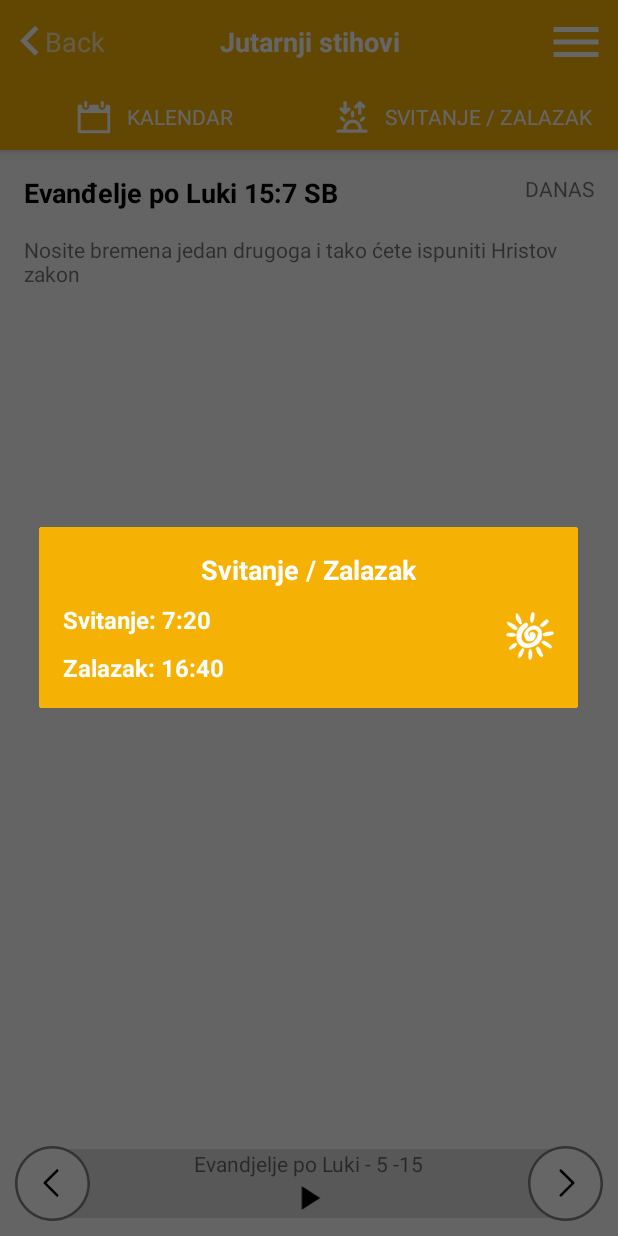
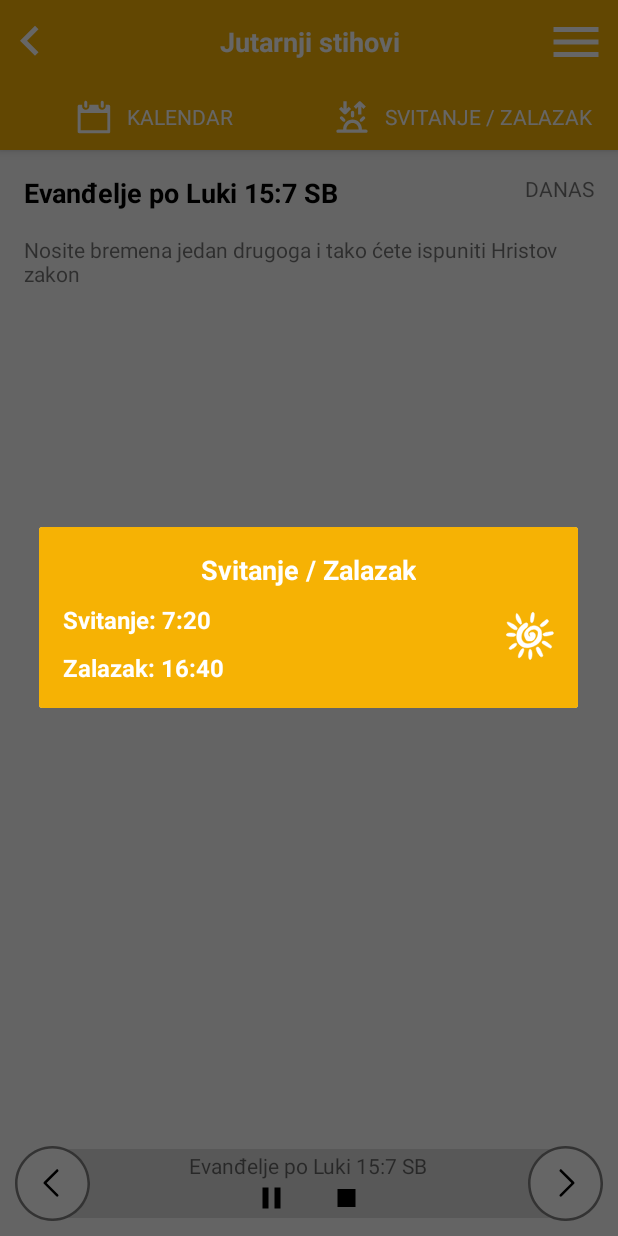
Before and after one commit to Pavle37/Pastir, an Android app: the fragment MorningVerseOverviewFragment placed in its activity, after a tap on "SVITANJE / ZALAZAK", on a phone screen of 412 x 824 dp. Run offline under Robolectric (Android 15) with nearby library versions, the phone set to English and light mode, and no system bars; our stand-ins replace Firebase (no records; nobody signed in at launch, a user with empty details on screens opened directly), data binding; libraries missing offline, so code that uses them is left out: com.wdullaer.materialdatetimepicker; 5 statements that could not run were skipped.

Commit message:
Morning verses audio track added

```diff
--- a/app/src/main/java/com/pastir/fragment/EventOverviewFragment.java
+++ b/app/src/main/java/com/pastir/fragment/EventOverviewFragment.java
@@ -65,7 +65,6 @@ public class EventOverviewFragment extends BaseFragment {
         ab.setTitle(mEvent.getTitle());
         ab.setLeftImage(0);
         ab.setBackButton(true);
-        ab.setBackButtonText(getString(R.string.events));
         return ab;
     }
 
--- a/app/src/main/java/com/pastir/fragment/HomeFragment.java
+++ b/app/src/main/java/com/pastir/fragment/HomeFragment.java
@@ -76,7 +76,7 @@ public class HomeFragment extends BaseFragment {
         return view;
     }
     /*////////////////////////////////////
-     * Playing radio
+     * Player radio
      *////////////////////////////////////
     private void initializeMediaPlayer() {
         mPlayer = new MediaPlayer();
--- a/app/src/main/java/com/pastir/fragment/HomeListItemFragment.java
+++ b/app/src/main/java/com/pastir/fragment/HomeListItemFragment.java
@@ -78,7 +78,6 @@ public class HomeListItemFragment extends BaseFragment {
         else ab.setTitle(getString(R.string.motivational_messages));
         ab.setLeftImage(0);
         ab.setBackButton(true);
-        ab.setBackButtonText(getString(R.string.home));
         ab.setMorningVersesActionBar(false);
         return ab;
     }
--- a/app/src/main/java/com/pastir/fragment/MorningVerseOverviewFragment.java
+++ b/app/src/main/java/com/pastir/fragment/MorningVerseOverviewFragment.java
@@ -2,6 +2,7 @@ package com.pastir.fragment;
 
 import android.databinding.DataBindingUtil;
 import android.os.Bundle;
+import android.os.Handler;
 import android.support.v4.app.Fragment;
 import android.support.v4.app.FragmentManager;
 import android.support.v4.app.FragmentPagerAdapter;
@@ -34,7 +35,7 @@ public class MorningVerseOverviewFragment extends BaseFragment {
     @Override
     protected View init(LayoutInflater inflater, ViewGroup container) {
         // Inflate the layout for this fragment
-        FragmentMorningVerseOverviewBinding binding = DataBindingUtil.inflate(inflater, R.layout.fragment_morning_verse_overview, container, false);
+        final FragmentMorningVerseOverviewBinding binding = DataBindingUtil.inflate(inflater, R.layout.fragment_morning_verse_overview, container, false);
 
         int currentIndex = getArguments().getInt(ARGS_KEY);
         SectionsPagerAdapter sectionsPagerAdapter = new SectionsPagerAdapter(getChildFragmentManager());
@@ -42,11 +43,36 @@ public class MorningVerseOverviewFragment extends BaseFragment {
         mPresenter = new MorningVersesPresenter();
         mPresenter.bindView(this);
         binding.setPresenter(mPresenter);
+        binding.setVerse(DataSource.getInstance().getMorningVerses().get(currentIndex));
 
         // Set up the ViewPager with the sections adapter.
         mViewPager = (ViewPager) binding.getRoot().findViewById(R.id.vpVerses);
         mViewPager.setAdapter(sectionsPagerAdapter);
         mViewPager.setCurrentItem(currentIndex);
+
+        mViewPager.addOnPageChangeListener(new ViewPager.OnPageChangeListener() {
+            @Override
+            public void onPageScrolled(int position, float positionOffset, int positionOffsetPixels) {
+
+            }
+
+            @Override
+            public void onPageSelected(int position) {
+                MorningVerse verse = DataSource.getInstance().getMorningVerses().get(position);
+                binding.setVerse(verse);
+                if(mPresenter.getPlayingMode() == MorningVersesPresenter.Player.PLAYING){
+                    mPresenter.continuePlaying(verse);
+                }
+                else{
+                    mPresenter.onDestroy();
+                }
+            }
+
+            @Override
+            public void onPageScrollStateChanged(int state) {
+
+            }
+        });
 
         return binding.getRoot();
     }
@@ -57,7 +83,6 @@ public class MorningVerseOverviewFragment extends BaseFragment {
         ab.setTitle(getString(R.string.morning_verses));
         ab.setLeftImage(0);
         ab.setBackButton(true);
-        ab.setBackButtonText(getString(R.string.back));
         ab.setMorningVersesActionBar(true);
         return ab;
     }
@@ -85,6 +110,10 @@ public class MorningVerseOverviewFragment extends BaseFragment {
 
     public void setViewPagerItem(MorningVerse morningVerse) {
         mViewPager.setCurrentItem(morningVerse.getId());
+    }
+
+    public Handler getHandler() {
+        return new Handler();
     }
 
 
@@ -122,8 +151,21 @@ public class MorningVerseOverviewFragment extends BaseFragment {
 
             binding.setMorningVerse(DataSource.getInstance().getMorningVerses().get(sectionNumber));
 
+
             return binding.getRoot();
         }
+    }
+
+    @Override
+    public void onPause() {
+        mPresenter.onPause();
+        super.onPause();
+    }
+
+    @Override
+    public void onDestroy() {
+        mPresenter.onDestroy();
+        super.onDestroy();
     }
 
     /**
@@ -150,4 +192,6 @@ public class MorningVerseOverviewFragment extends BaseFragment {
         }
 
     }
+
+
 }
--- a/app/src/main/java/com/pastir/model/ActionBar.java
+++ b/app/src/main/java/com/pastir/model/ActionBar.java
@@ -16,7 +16,6 @@ public class ActionBar extends BaseObservable {
     private String mTitle;
     private int mLeftImage;
     private boolean backButtonVisible;
-    private String backButtonText;
     private boolean morningVersesActionBar;
 
 
@@ -51,16 +50,6 @@ public class ActionBar extends BaseObservable {
     }
 
     @Bindable
-    public String getBackButtonText() {
-        return backButtonText;
-    }
-
-    public void setBackButtonText(String backButtonText) {
-        this.backButtonText = backButtonText;
-        notifyPropertyChanged(BR.backButtonText);
-    }
-
-    @Bindable
     public boolean isMorningVersesActionBar() {
         return morningVersesActionBar;
     }
--- a/app/src/main/java/com/pastir/storage/DataSource.java
+++ b/app/src/main/java/com/pastir/storage/DataSource.java
@@ -151,7 +151,7 @@ public class DataSource {
         result.add(event);
 
         event = new MorningVerse();
-        event.setId(5);
+        event.setId(6);
         event.setTitle("SEKCIJA 2");
         event.setDate("9.07.2017");
         event.setText("I onaj dan izišavši Isus iz kuće sjeđaše kraj mora. I sabraše se oko njega ljudi mnogi, i tako da mora ući u lađu i sjesti, a narod sav stajaše po brijegu.");
@@ -159,7 +159,7 @@ public class DataSource {
         result.add(event);
 
         event = new MorningVerse();
-        event.setId(5);
+        event.setId(7);
         event.setTitle("SEKCIJA 3");
         event.setDate("8.07.2017");
         event.setText("I onaj dan izišavši Isus iz kuće sjeđaše kraj mora. I sabraše se oko njega ljudi mnogi, i tako da mora ući u lađu i sjesti, a narod sav stajaše po brijegu.");
--- /dev/null
+++ b/app/src/main/res/drawable/ic_pause.xml
@@ -0,0 +1,9 @@
+<vector xmlns:android="http://schemas.android.com/apk/res/android"
+        android:width="24dp"
+        android:height="24dp"
+        android:viewportWidth="24.0"
+        android:viewportHeight="24.0">
+    <path
+        android:fillColor="#FF000000"
+        android:pathData="M6,19h4L10,5L6,5v14zM14,5v14h4L18,5h-4z"/>
+</vector>
--- a/app/src/main/res/layout/app_bar_main.xml
+++ b/app/src/main/res/layout/app_bar_main.xml
@@ -8,16 +8,18 @@
         <variable
             name="actionBar"
             type="com.pastir.model.ActionBar"/>
+
         <variable
             name="presenter"
             type="com.pastir.presenter.ActionBarPresenter"/>
+
         <import type="android.view.View"/>
     </data>
 
     <LinearLayout
         android:layout_width="match_parent"
+        android:layout_height="match_parent"
         android:orientation="vertical"
-        android:layout_height="match_parent"
         tools:context="com.pastir.MainActivity">
 
         <android.support.design.widget.AppBarLayout
@@ -32,35 +34,17 @@
                 android:background="?attr/colorPrimary"
                 app:popupTheme="@style/AppTheme.PopupOverlay">
 
-                <RelativeLayout
+
+                <ImageView
+                    android:id="@+id/ivBack"
                     android:layout_width="wrap_content"
+                    android:layout_height="wrap_content"
                     android:layout_centerVertical="true"
+                    android:adjustViewBounds="true"
                     android:onClick="@{()->presenter.onBackPressed()}"
+                    android:src="@drawable/ic_arrow_left"
                     android:visibility="@{actionBar.backButtonVisible ? View.VISIBLE : View.GONE}"
-                    android:layout_height="wrap_content">
-                    <ImageView
-                        android:layout_centerVertical="true"
-                        android:id="@+id/ivBack"
-                        android:layout_width="wrap_content"
-                        android:layout_height="wrap_content"
-                        android:src="@drawable/ic_arrow_left"
-                        android:adjustViewBounds="true"
-                        />
-                    <TextView
-                        android:layout_marginLeft="@dimen/half_icon_size"
-                        android:layout_marginStart="@dimen/half_icon_size"
-                        android:layout_toRightOf="@+id/ivBack"
-                        android:layout_toEndOf="@+id/ivBack"
-                        android:layout_width="wrap_content"
-                        android:layout_height="wrap_content"
-                        android:gravity="center_vertical"
-                        android:textSize="@dimen/text_medium_large"
-                        android:layout_centerVertical="true"
-                        android:ellipsize="end"
-                        android:maxWidth="@dimen/text_back_max_width"
-                        android:text="@{actionBar.backButtonText}"/>
-
-                </RelativeLayout>
+                    />
 
                 <ImageView
                     android:layout_width="wrap_content"
@@ -68,7 +52,6 @@
                     android:layout_centerVertical="true"
                     android:adjustViewBounds="true"
                     android:src="@{actionBar.leftImage}"
-                    android:onClick="@{()->presenter.onBackPressed()}"
                     />
 
                 <TextView
@@ -76,9 +59,9 @@
                     android:layout_height="match_parent"
                     android:layout_centerInParent="true"
                     android:gravity="center"
+                    android:text="@{actionBar.title}"
                     android:textAppearance="@style/WhiteBoldText"
                     android:textSize="@dimen/text_medium_large"
-                    android:text="@{actionBar.title}"
                     tools:text="Title"
                     />
 
@@ -88,21 +71,22 @@
                     android:layout_alignParentEnd="true"
                     android:layout_alignParentRight="true"
                     android:adjustViewBounds="true"
+                    android:onClick="@{()->presenter.onMenuPressed()}"
                     android:padding="@dimen/small_padding"
                     android:src="@drawable/ic_menu"
-                    android:onClick="@{()->presenter.onMenuPressed()}"
                     />
 
             </RelativeLayout>
+
             <LinearLayout
                 android:layout_width="match_parent"
                 android:layout_height="wrap_content"
                 android:background="@color/colorPrimary"
                 android:gravity="center"
-                android:visibility="@{actionBar.morningVersesActionBar ? View.VISIBLE : View.GONE}"
                 android:orientation="horizontal"
                 android:paddingBottom="@dimen/default_padding"
                 android:paddingTop="@dimen/default_padding"
+                android:visibility="@{actionBar.morningVersesActionBar ? View.VISIBLE : View.GONE}"
                 android:weightSum="2">
 
                 <RelativeLayout
@@ -122,7 +106,7 @@
                         android:text="@string/calendar"
                         android:textAllCaps="true"
                         android:textColor="@color/colorWhite"
-                        android:textSize="@dimen/text_small" />
+                        android:textSize="@dimen/text_small"/>
 
                     <ImageView
                         android:id="@+id/ivCalendar"
@@ -132,7 +116,7 @@
                         android:layout_marginEnd="@dimen/default_padding"
                         android:layout_marginRight="@dimen/default_padding"
                         android:adjustViewBounds="true"
-                        android:src="@drawable/ic_calendar" />
+                        android:src="@drawable/ic_calendar"/>
                 </RelativeLayout>
 
                 <RelativeLayout
@@ -152,7 +136,7 @@
                         android:text="@string/sunrise_sunset"
                         android:textAllCaps="true"
                         android:textColor="@color/colorWhite"
-                        android:textSize="@dimen/text_small" />
+                        android:textSize="@dimen/text_small"/>
 
                     <ImageView
                         android:id="@+id/ivCloud"
@@ -162,7 +146,7 @@
                         android:layout_marginEnd="@dimen/default_padding"
                         android:layout_marginRight="@dimen/default_padding"
                         android:adjustViewBounds="true"
-                        android:src="@drawable/ic_sunset_sunrise" />
+                        android:src="@drawable/ic_sunset_sunrise"/>
                 </RelativeLayout>
 
             </LinearLayout>
--- a/app/src/main/res/layout/fragment_morning_verse_overview.xml
+++ b/app/src/main/res/layout/fragment_morning_verse_overview.xml
@@ -5,7 +5,11 @@
 
         <variable
             name="presenter"
-            type="com.pastir.presenter.MorningVersesPresenter" />
+            type="com.pastir.presenter.MorningVersesPresenter"/>
+
+        <variable
+            name="verse"
+            type="com.pastir.model.MorningVerse"/>
     </data>
 
     <RelativeLayout xmlns:app="http://schemas.android.com/apk/res-auto"
@@ -18,7 +22,7 @@
             android:layout_width="match_parent"
             android:layout_height="wrap_content"
             android:layout_above="@+id/llMorningVerseBottom"
-            app:layout_behavior="@string/appbar_scrolling_view_behavior" />
+            app:layout_behavior="@string/appbar_scrolling_view_behavior"/>
 
         <RelativeLayout
             android:id="@+id/llMorningVerseBottom"
@@ -29,50 +33,79 @@
             android:weightSum="12">
 
 
-
             <LinearLayout
                 android:layout_width="match_parent"
+                android:layout_height="@dimen/player_background_width"
+                android:layout_marginLeft="@dimen/player_background_margin"
+                android:layout_marginRight="@dimen/player_background_margin"
+                android:layout_marginTop="@dimen/extra_large_small_padding"
+                android:background="@color/colorLightGrey"
+                android:gravity="center"
                 android:orientation="vertical"
-                android:background="@color/colorLightGrey"
-                android:layout_marginTop="@dimen/extra_large_small_padding"
-                android:layout_marginRight="@dimen/player_background_margin"
-                android:layout_marginLeft="@dimen/player_background_margin"
-                android:layout_height="@dimen/player_background_width"
-                android:gravity="center"
                 >
 
                 <TextView
                     android:layout_width="wrap_content"
                     android:layout_height="wrap_content"
-                    android:text="Evandjelje po Luki - 5 -15" />
+                    android:text="@{verse.title}"/>
+
+                <ViewSwitcher
+                    android:layout_width="wrap_content"
+                    android:layout_height="wrap_content"
+                    android:play="@{presenter.playingMode}"
+                    >
+
+                    <LinearLayout
+                        android:layout_width="wrap_content"
+                        android:layout_height="match_parent"
+                        android:orientation="horizontal"
+                        >
+                        <ImageView
+                            android:layout_width="@dimen/player_arrow_size"
+                            android:layout_height="wrap_content"
+                            android:onClick="@{()->presenter.pausePlaying()}"
+                            android:src="@drawable/ic_pause"
+                            />
+                        <ImageView
+                            android:layout_width="@dimen/player_arrow_size"
+                            android:layout_height="wrap_content"
+                            android:onClick="@{()->presenter.stopPlaying()}"
+                            android:src="@drawable/ic_stop"
+                            />
+                    </LinearLayout>
 
                     <ImageView
                         android:layout_width="@dimen/player_arrow_size"
                         android:layout_height="match_parent"
-                    android:onClick="@{()->presenter.onPlayClicked()}"
-                    android:src="@drawable/ic_play" />
+                        android:onClick="@{()->presenter.onPlayClicked(verse)}"
+                        android:src="@drawable/ic_play"
+                        android:layout_gravity="center_horizontal"
+                        />
+                </ViewSwitcher>
             </LinearLayout>
 
 
             <RelativeLayout
                 android:layout_width="match_parent"
                 android:layout_height="wrap_content">
+
                 <ImageView
                     android:layout_width="@dimen/player_arrow_size"
                     android:layout_height="@dimen/player_arrow_size"
                     android:background="@drawable/ic_ellipse_selector"
                     android:onClick="@{()->presenter.onLeftArrowClicked()}"
 
-                    android:src="@drawable/ic_left_arrow_circular" />
+                    android:src="@drawable/ic_left_arrow_circular"/>
+
                 <ImageView
-                    android:layout_alignParentRight="true"
-                    android:layout_alignParentEnd="true"
-                    android:onClick="@{()->presenter.onRightArrowClicked()}"
-
                     android:layout_width="@dimen/player_arrow_size"
                     android:layout_height="@dimen/player_arrow_size"
-                    android:src="@drawable/ic_right_arrow_circular"
-                    android:background="@drawable/ic_ellipse_selector"/>
+                    android:layout_alignParentEnd="true"
+
+                    android:layout_alignParentRight="true"
+                    android:background="@drawable/ic_ellipse_selector"
+                    android:onClick="@{()->presenter.onRightArrowClicked()}"
+                    android:src="@drawable/ic_right_arrow_circular"/>
             </RelativeLayout>
 
 
```
Also changed, not shown: app/src/main/java/com/pastir/presenter/MorningVersesPresenter.java (+100 -9 lines), 1 other file. Lines whose indentation alone changed are shown as unchanged.
